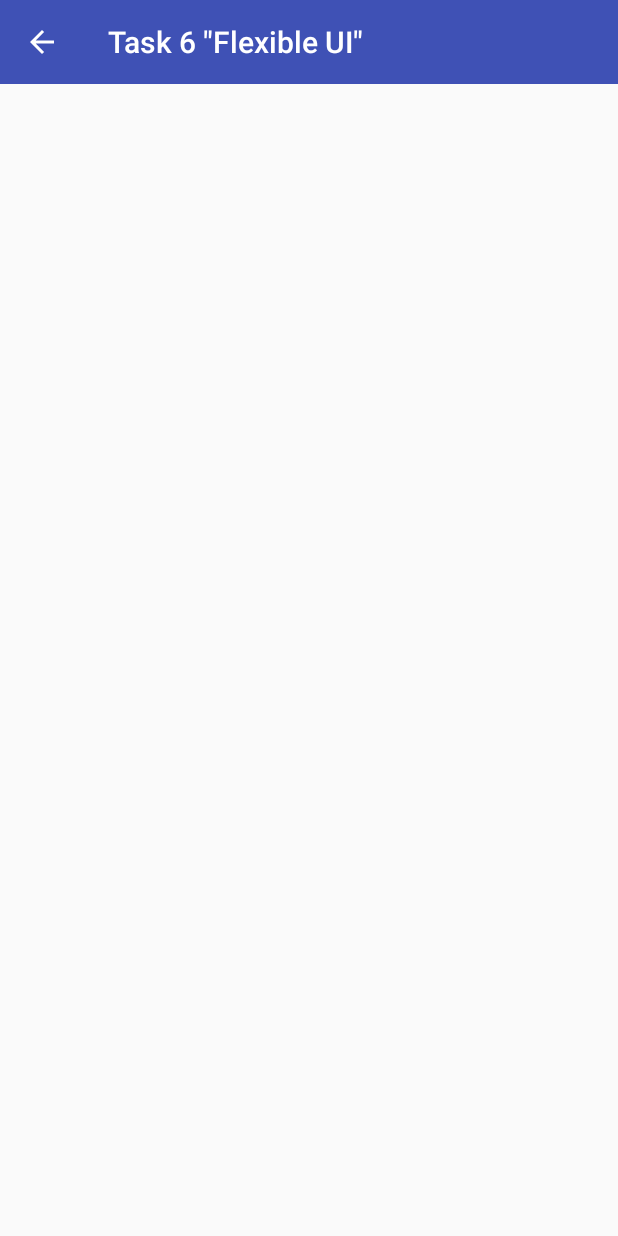
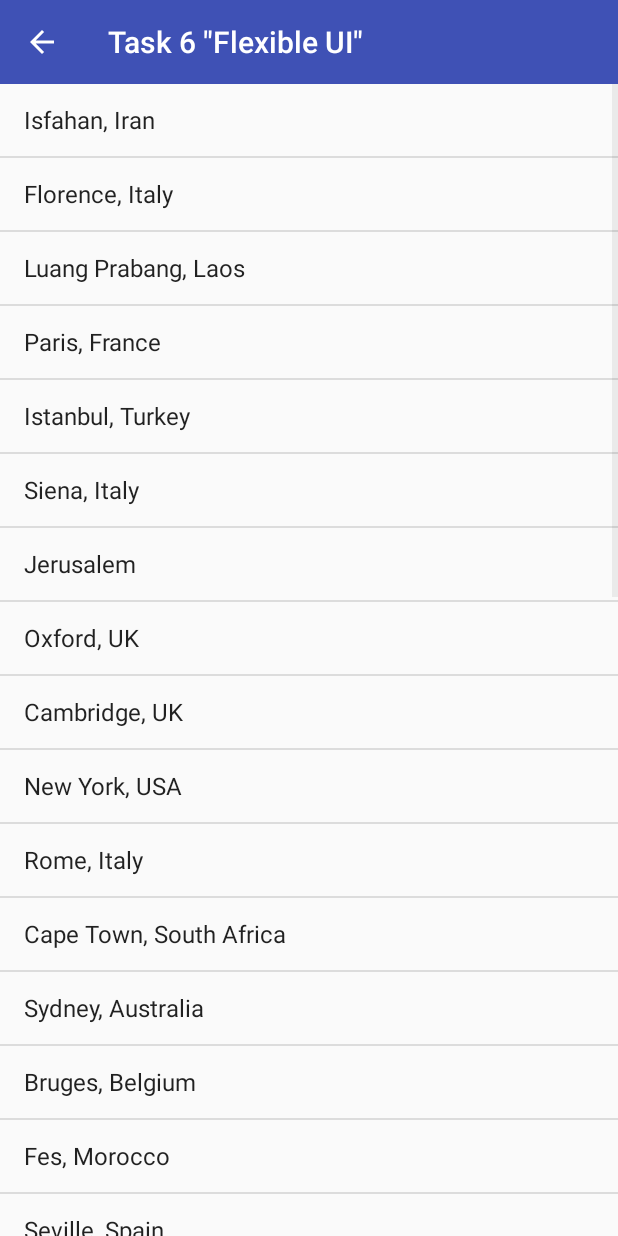
Before and after one commit to trigor74/homework, an Android app: the Task6Activity screen opened directly, with no data from a screen before it, on a phone screen of 412 x 824 dp. Run offline under Robolectric (Android 15) with nearby library versions, the phone set to English and light mode, and no system bars.

Commit message:
Added items list and fragments navigation logic

```diff
--- a/app/src/main/java/com/itrifonov/homework/Task6ListFragment.java
+++ b/app/src/main/java/com/itrifonov/homework/Task6ListFragment.java
@@ -1,17 +1,74 @@
 package com.itrifonov.homework;
 
+import android.content.Context;
 import android.os.Bundle;
 import android.support.annotation.Nullable;
 import android.support.v4.app.Fragment;
 import android.view.LayoutInflater;
 import android.view.View;
 import android.view.ViewGroup;
+import android.widget.AdapterView;
+import android.widget.ArrayAdapter;
+import android.widget.ListView;
+
+import java.util.ArrayList;
+import java.util.Arrays;
 
 public class Task6ListFragment extends Fragment {
+
+    private ListView mListView;
+    private ArrayAdapter<String> mAdapter;
+
+    public interface OnListItemSelectedListener {
+        void onListItemSelected (int position);
+    }
+
+    private OnListItemSelectedListener mCallback;
+    private ArrayList<String> mSourceList = new ArrayList<>();
+
+    @Override
+    public void onAttach(Context context) {
+        super.onAttach(context);
+        try {
+            mCallback = (OnListItemSelectedListener) context;
+        } catch(ClassCastException e) {
+            throw new ClassCastException(context.toString()
+                    + " must implement OnHeadlineSelectedListener");
+        }
+    }
+
+    @Override
+    public void onCreate(@Nullable Bundle savedInstanceState) {
+        super.onCreate(savedInstanceState);
+        setRetainInstance(true);
+    }
+
     @Nullable
     @Override
     public View onCreateView(LayoutInflater inflater, ViewGroup container, Bundle savedInstanceState) {
         View view = inflater.inflate(R.layout.fragment_task6_list, container, false);
         return view;
     }
+
+    @Override
+    public void onViewCreated(View view, @Nullable Bundle savedInstanceState) {
+        super.onViewCreated(view, savedInstanceState);
+
+        mSourceList.addAll(Arrays.asList(getResources().getStringArray(R.array.task6_item_list)));
+        mAdapter = new ArrayAdapter<>(getActivity(), android.R.layout.simple_list_item_1, mSourceList);
+        mListView = (ListView) getActivity().findViewById(R.id.task6_list_view);
+    }
+
+    @Override
+    public void onActivityCreated(Bundle savedInstanceState) {
+        super.onActivityCreated(savedInstanceState);
+
+        mListView.setAdapter(mAdapter);
+        mListView.setOnItemClickListener(new AdapterView.OnItemClickListener() {
+            @Override
+            public void onItemClick(AdapterView<?> parent, View view, int position, long id) {
+                mCallback.onListItemSelected(position);
+            }
+        });
+    }
 }
--- a/app/src/main/res/layout-sw600dp-land/activity_task6.xml
+++ b/app/src/main/res/layout-sw600dp-land/activity_task6.xml
@@ -12,7 +12,7 @@
         android:orientation="horizontal">
 
         <LinearLayout
-            android:id="@+id/task6_list"
+            android:id="@+id/task6_content"
             android:layout_width="@dimen/activity_list_width"
             android:layout_height="match_parent"
             android:orientation="vertical" />
--- a/app/src/main/res/layout/fragment_task6_list.xml
+++ b/app/src/main/res/layout/fragment_task6_list.xml
@@ -4,4 +4,9 @@
     android:layout_height="match_parent"
     android:orientation="vertical">
 
+    <ListView
+        android:id="@+id/task6_list_view"
+        android:layout_width="match_parent"
+        android:layout_height="wrap_content" />
+
 </LinearLayout>
--- a/app/src/main/res/values-w820dp/dimens.xml
+++ b/app/src/main/res/values-w820dp/dimens.xml
@@ -3,4 +3,5 @@
          (such as screen margins) for screens with more than 820dp of available width. This
          would include 7" and 10" devices in landscape (~960dp and ~1280dp respectively). -->
     <dimen name="activity_horizontal_margin">64dp</dimen>
+    <dimen name="activity_list_width">400dp</dimen>
 </resources>
--- a/app/src/main/res/values/strings.xml
+++ b/app/src/main/res/values/strings.xml
@@ -38,5 +38,43 @@
     <string name="str_test_animation">Test Animation</string>
 
     <string name="task6_name">Task 6 \"Flexible UI\"</string>
+    <string name="str_task6_list_description">The world\'s most beautiful cities</string>
+    <string-array name="task6_item_list">
+        <item>Isfahan, Iran</item>
+        <item>Florence, Italy</item>
+        <item>Luang Prabang, Laos</item>
+        <item>Paris, France</item>
+        <item>Istanbul, Turkey</item>
+        <item>Siena, Italy</item>
+        <item>Jerusalem</item>
+        <item>Oxford, UK</item>
+        <item>Cambridge, UK</item>
+        <item>New York, USA</item>
+        <item>Rome, Italy</item>
+        <item>Cape Town, South Africa</item>
+        <item>Sydney, Australia</item>
+        <item>Bruges, Belgium</item>
+        <item>Fes, Morocco</item>
+        <item>Seville, Spain</item>
+        <item>Cartagena, Colombia</item>
+        <item>San Francisco, USA</item>
+        <item>Jodhpur, India</item>
+        <item>Bath, UK</item>
+        <item>Lausanne, Switzerland</item>
+        <item>Tallinn, Estonia</item>
+        <item>Riga, Latvia</item>
+        <item>Venice, Italy</item>
+        <item>Khiva, Uzbekistan</item>
+        <item>Edinburgh, Scotland</item>
+        <item>London, England</item>
+        <item>Havana, Cuba</item>
+        <item>Prague, Czech Republic</item>
+        <item>Kyoto, Japan</item>
+        <item>Moscow, Russia</item>
+        <item>St. Petersburg, Russia</item>
+        <item>Dubrovnik, Croatia</item>
+        <item>Suzhou, China</item>
+        <item>Rio de Janeiro, Brazil</item>
+    </string-array>
 
 </resources>
```
Also changed, not shown: app/src/main/AndroidManifest.xml (+1 -6 lines), app/src/main/java/com/itrifonov/homework/Task6Activity.java (+51 -17 lines), app/src/main/java/com/itrifonov/homework/Task6InfoFragment.java (+13 -0 lines).
